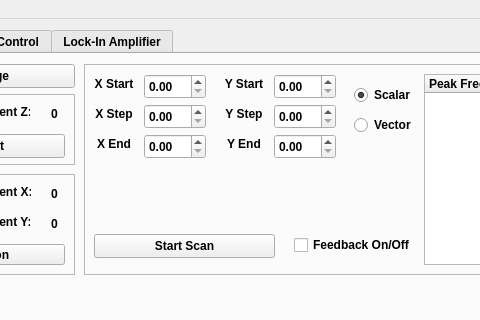
Qt form scanning_magnetometer.ui (WarwickEPR/ScanningMagnetometry) before a commit; both pictures show x 147 to 627 and y 0 to 320 of the 856 by 483 pixel window.
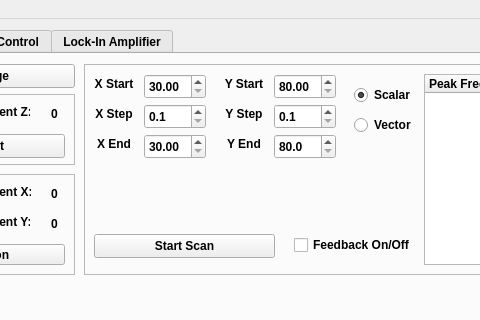
The same form after that commit.

The edit to the form file:
```diff
--- a/scanning_magnetometer.ui
+++ b/scanning_magnetometer.ui
@@ -375,6 +375,12 @@
            <height>25</height>
           </rect>
          </property>
+         <property name="minimum">
+          <double>30.000000000000000</double>
+         </property>
+         <property name="maximum">
+          <double>200.000000000000000</double>
+         </property>
         </widget>
         <widget class="QDoubleSpinBox" name="yStartSpinBox">
          <property name="geometry">
@@ -385,6 +391,12 @@
            <height>25</height>
           </rect>
          </property>
+         <property name="minimum">
+          <double>80.000000000000000</double>
+         </property>
+         <property name="maximum">
+          <double>200.000000000000000</double>
+         </property>
         </widget>
         <widget class="QLabel" name="label_15">
          <property name="geometry">
@@ -467,6 +479,12 @@
            <height>25</height>
           </rect>
          </property>
+         <property name="minimum">
+          <double>30.000000000000000</double>
+         </property>
+         <property name="maximum">
+          <double>200.000000000000000</double>
+         </property>
         </widget>
         <widget class="QLabel" name="label_17">
          <property name="geometry">
@@ -501,6 +519,15 @@
            <height>25</height>
           </rect>
          </property>
+         <property name="decimals">
+          <number>1</number>
+         </property>
+         <property name="minimum">
+          <double>80.000000000000000</double>
+         </property>
+         <property name="maximum">
+          <double>200.000000000000000</double>
+         </property>
         </widget>
         <widget class="QDoubleSpinBox" name="yStepSpinBox">
          <property name="geometry">
@@ -511,6 +538,18 @@
            <height>25</height>
           </rect>
          </property>
+         <property name="decimals">
+          <number>1</number>
+         </property>
+         <property name="minimum">
+          <double>0.100000000000000</double>
+         </property>
+         <property name="maximum">
+          <double>10.000000000000000</double>
+         </property>
+         <property name="singleStep">
+          <double>0.100000000000000</double>
+         </property>
         </widget>
         <widget class="QLabel" name="label_18">
          <property name="geometry">
@@ -545,6 +584,18 @@
            <height>25</height>
           </rect>
          </property>
+         <property name="decimals">
+          <number>1</number>
+         </property>
+         <property name="minimum">
+          <double>0.100000000000000</double>
+         </property>
+         <property name="maximum">
+          <double>10.000000000000000</double>
+         </property>
+         <property name="singleStep">
+          <double>0.100000000000000</double>
+         </property>
         </widget>
         <widget class="QLabel" name="label_19">
          <property name="geometry">
```
